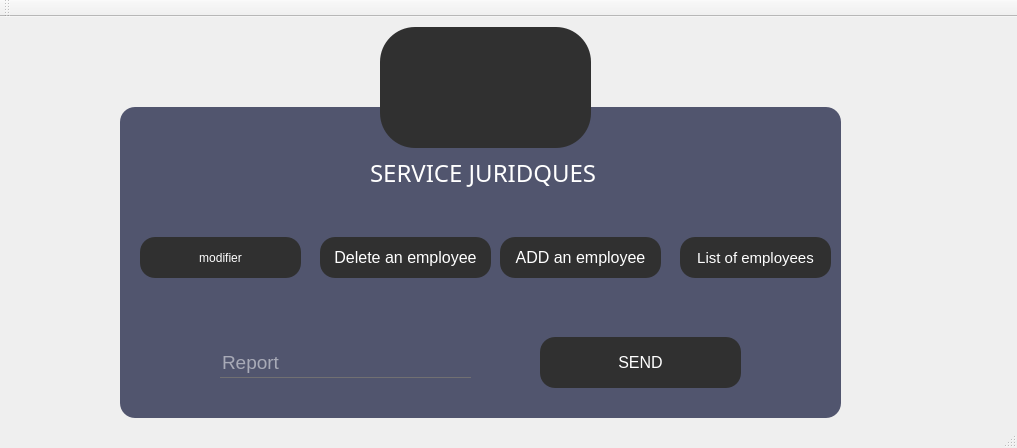
First picture: the form in mainwindow.ui, repository HediLengliz/Smart_Court_2A25, before the edit.
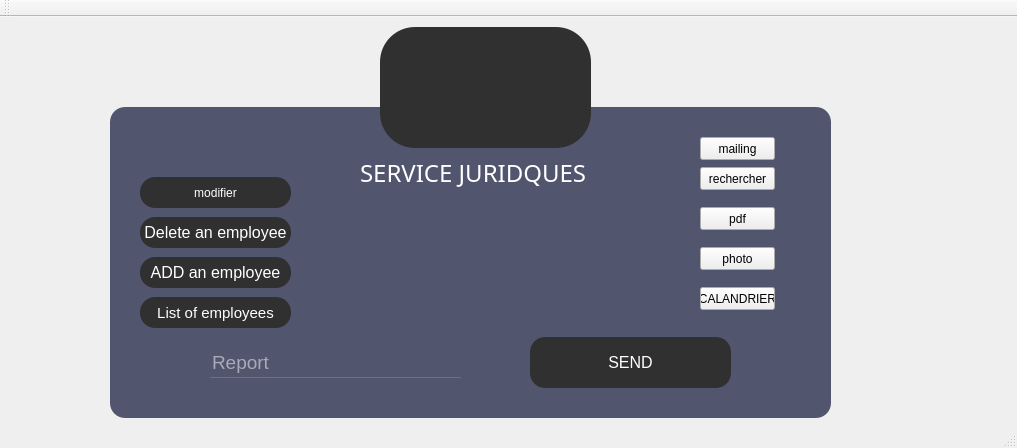
Second picture: the form after the edit. Icons and pictures are not drawn.

The edit to the form file:
```diff
--- a/mainwindow.ui
+++ b/mainwindow.ui
@@ -22,7 +22,7 @@
    <widget class="QFrame" name="Qframe_2">
     <property name="geometry">
      <rect>
-      <x>120</x>
+      <x>110</x>
       <y>90</y>
       <width>721</width>
       <height>311</height>
@@ -155,10 +155,10 @@
     <widget class="QPushButton" name="hiiii">
      <property name="geometry">
       <rect>
-       <x>380</x>
-       <y>130</y>
-       <width>161</width>
-       <height>41</height>
+       <x>30</x>
+       <y>150</y>
+       <width>151</width>
+       <height>31</height>
       </rect>
      </property>
      <property name="font">
@@ -192,10 +192,10 @@
     <widget class="QPushButton" name="pushButton_2">
      <property name="geometry">
       <rect>
-       <x>200</x>
-       <y>130</y>
-       <width>171</width>
-       <height>41</height>
+       <x>30</x>
+       <y>110</y>
+       <width>151</width>
+       <height>31</height>
       </rect>
      </property>
      <property name="font">
@@ -228,10 +228,10 @@
     <widget class="QPushButton" name="hkkk">
      <property name="geometry">
       <rect>
-       <x>560</x>
-       <y>130</y>
+       <x>30</x>
+       <y>190</y>
        <width>151</width>
-       <height>41</height>
+       <height>31</height>
       </rect>
      </property>
      <property name="font">
@@ -264,10 +264,10 @@
     <widget class="QPushButton" name="mod">
      <property name="geometry">
       <rect>
-       <x>20</x>
-       <y>130</y>
-       <width>161</width>
-       <height>41</height>
+       <x>30</x>
+       <y>70</y>
+       <width>151</width>
+       <height>31</height>
       </rect>
      </property>
      <property name="styleSheet">
@@ -290,7 +290,72 @@
      </property>
      <property name="icon">
       <iconset>
-       <normaloff>../../../Desktop/unknown (1).png</normaloff>../../../Desktop/unknown (1).png</iconset>
+       <normaloff>../../unknown (1).png</normaloff>../../unknown (1).png</iconset>
+     </property>
+    </widget>
+    <widget class="QPushButton" name="rechercher">
+     <property name="geometry">
+      <rect>
+       <x>590</x>
+       <y>60</y>
+       <width>75</width>
+       <height>23</height>
+      </rect>
+     </property>
+     <property name="text">
+      <string>rechercher</string>
+     </property>
+    </widget>
+    <widget class="QPushButton" name="pushButton_4">
+     <property name="geometry">
+      <rect>
+       <x>590</x>
+       <y>100</y>
+       <width>75</width>
+       <height>23</height>
+      </rect>
+     </property>
+     <property name="text">
+      <string>pdf</string>
+     </property>
+    </widget>
+    <widget class="QPushButton" name="pushButton_6">
+     <property name="geometry">
+      <rect>
+       <x>590</x>
+       <y>140</y>
+       <width>75</width>
+       <height>23</height>
+      </rect>
+     </property>
+     <property name="text">
+      <string>photo</string>
+     </property>
+    </widget>
+    <widget class="QPushButton" name="pushButton">
+     <property name="geometry">
+      <rect>
+       <x>590</x>
+       <y>180</y>
+       <width>75</width>
+       <height>23</height>
+      </rect>
+     </property>
+     <property name="text">
+      <string>CALANDRIER</string>
+     </property>
+    </widget>
+    <widget class="QPushButton" name="pushButton_3">
+     <property name="geometry">
+      <rect>
+       <x>590</x>
+       <y>30</y>
+       <width>75</width>
+       <height>23</height>
+      </rect>
+     </property>
+     <property name="text">
+      <string>mailing</string>
      </property>
     </widget>
    </widget>
```
Left out of the diff: 6 changed lines with no effect on the pictures.
